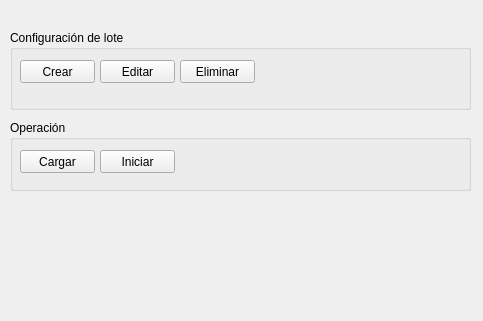
Above: ParkingManager/QTGraphicInterfaces/MainMenu.ui from esmendozac/Parking_App before the change; both pictures show x 0 to 483 and y 0 to 321 of the 483 by 600 pixel window. Below: the same form after it.
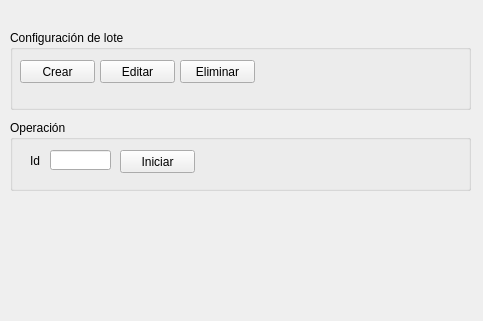
That is the form after the change.

```diff
--- a/ParkingManager/QTGraphicInterfaces/MainMenu.ui
+++ b/ParkingManager/QTGraphicInterfaces/MainMenu.ui
@@ -81,7 +81,7 @@
     <widget class="QPushButton" name="op_btn_start">
      <property name="geometry">
       <rect>
-       <x>90</x>
+       <x>110</x>
        <y>30</y>
        <width>75</width>
        <height>23</height>
@@ -91,17 +91,27 @@
       <string>Iniciar</string>
      </property>
     </widget>
-    <widget class="QPushButton" name="op_btn_load">
+    <widget class="QLineEdit" name="op_txb_id">
      <property name="geometry">
       <rect>
-       <x>10</x>
+       <x>40</x>
        <y>30</y>
-       <width>75</width>
-       <height>23</height>
+       <width>61</width>
+       <height>20</height>
+      </rect>
+     </property>
+    </widget>
+    <widget class="QLabel" name="op_lbl_id">
+     <property name="geometry">
+      <rect>
+       <x>20</x>
+       <y>30</y>
+       <width>16</width>
+       <height>21</height>
       </rect>
      </property>
      <property name="text">
-      <string>Cargar</string>
+      <string>Id</string>
      </property>
     </widget>
    </widget>
```
